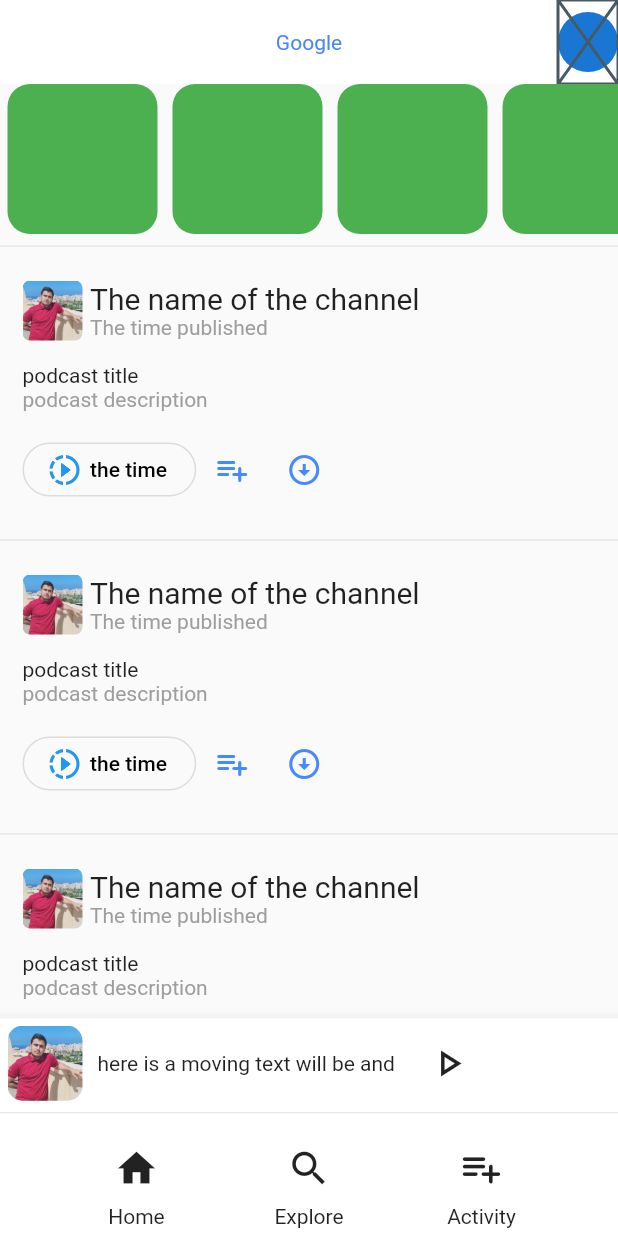
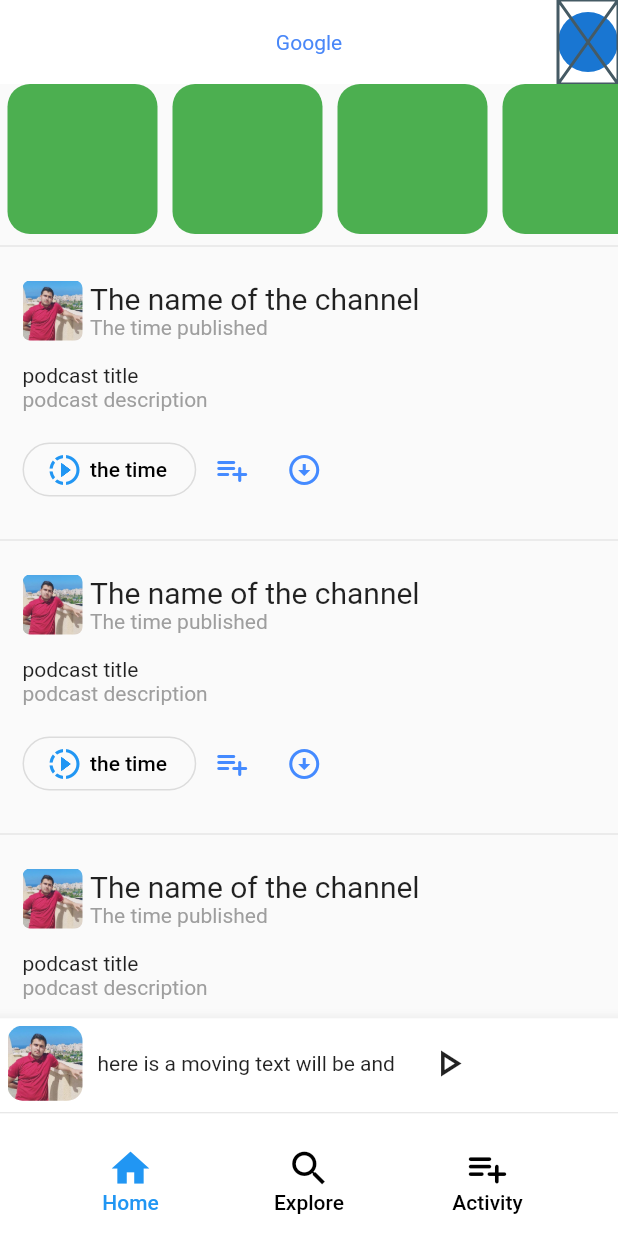
Before and after one commit to AbedrahmanYassen/google_podcasts_app, a Flutter app: the screen it shows after launch, on a phone screen of 412 x 824 dp. Run offline on Flutter 3.47's test engine with Material 2 defaults, Android fonts, the phone set to English and light mode, and no system bars.

Commit message:
This is the first commit after publishing the app on github

```diff
--- a/lib/providers/body_manager.dart
+++ b/lib/providers/body_manager.dart
@@ -3,18 +3,19 @@ import 'package:flutter/cupertino.dart';
 import 'package:google_podcasts_app/screens/home_screen.dart';
 
 class BodyManager extends ChangeNotifier {
-  Color homeIconColor = Colors.blue;
-  Color exploreIconColor = Colors.black;
-  Color activityIconColor = Colors.black;
-  Widget getCurrentScreen(Screens screens) {
+  Screen homeScreen = Screen.HOME;
+  Screen exploreScreen = Screen.EXPLORE;
+  Screen activityScreen = Screen.ACTIVITY;
+  late Screen currentScreen = Screen.HOME;
+  Widget getCurrentScreen(Screen screens) {
     switch (screens) {
-      case Screens.HOME:
+      case Screen.HOME:
         return BodyCustomScrollView();
-      case Screens.EXPLORE:
+      case Screen.EXPLORE:
         return Scaffold(
           body: Container(),
         );
-      case Screens.ACTIVITY:
+      case Screen.ACTIVITY:
         return Scaffold(
           body: Container(),
         );
@@ -23,7 +24,21 @@ class BodyManager extends ChangeNotifier {
           body: Container(),
         );
     }
+    notifyListeners();
+  }
+
+  void changeCurrentScreen(Screen nextScreen) {
+    currentScreen = nextScreen;
+    notifyListeners();
+  }
+
+  bool determineIfItsTheCurrentScreen(Screen screen) {
+    return currentScreen == screen;
   }
 }
 
-enum Screens { HOME, EXPLORE, ACTIVITY }
+enum Screen {
+  HOME,
+  EXPLORE,
+  ACTIVITY,
+}
--- a/lib/screens/home_screen.dart
+++ b/lib/screens/home_screen.dart
@@ -1,38 +1,59 @@
 import 'package:flutter/cupertino.dart';
 import 'package:flutter/material.dart';
 import 'package:google_podcasts_app/constants/colors.dart';
+import 'package:google_podcasts_app/providers/body_manager.dart';
+import 'package:google_podcasts_app/widgets/bottom_app_bar_icon.dart';
 import 'package:google_podcasts_app/widgets/new_podcasts_list.dart';
+import 'package:provider/provider.dart';
 
 class HomeScreen extends StatelessWidget {
   const HomeScreen({Key? key}) : super(key: key);
-  Widget _buildIconButton({required IconData icon, required String title}) {
-    return Column(
-      mainAxisSize: MainAxisSize.min,
+
+  //TODO : to change to a widget
+  Widget _getFixedPartOfTheBottomAppBar(BuildContext context) {
+    BodyManager bodyManager = Provider.of(
+      context,
+    );
+    return SizedBox(
+      width: MediaQuery.of(context).size.width,
+      height: MediaQuery.of(context).size.height * 0.09,
+      child: Center(
+        child: Row(
           mainAxisAlignment: MainAxisAlignment.spaceEvenly,
           children: [
-        IconButton(
-          onPressed: () {},
-          icon: Icon(
-            icon,
-            size: 30,
+            BottomAppBarIcon(
+              icon: Icons.home,
+              title: 'Home',
+              screen: bodyManager.homeScreen,
+              changeScreen: () {
+                bodyManager.changeCurrentScreen(Screen.HOME);
+              },
+            ),
+            BottomAppBarIcon(
+              icon: Icons.search,
+              title: 'Explore',
+              screen: bodyManager.exploreScreen,
+              changeScreen: () {
+                bodyManager.changeCurrentScreen(Screen.EXPLORE);
+              },
+            ),
+            BottomAppBarIcon(
+              icon: Icons.playlist_add_rounded,
+              title: 'Activity',
+              changeScreen: () {
+                bodyManager.changeCurrentScreen(Screen.ACTIVITY);
+              },
+              screen: bodyManager.activityScreen,
+            ),
+          ],
         ),
       ),
-        Text(
-          '$title',
-        ),
-      ],
     );
   }
 
-  @override
-  Widget build(BuildContext context) {
-    return Scaffold(
-      bottomNavigationBar: BottomAppBar(
-        child: Column(
-          mainAxisSize: MainAxisSize.min,
-          mainAxisAlignment: MainAxisAlignment.spaceBetween,
-          children: [
-            Padding(
+//TODO : to change to a widget
+  Widget _getExpandablePartPfTheBottomAppBar() {
+    return Padding(
       padding: const EdgeInsets.only(top: 5, left: 5),
       child: GestureDetector(
         child: Container(
@@ -78,28 +99,32 @@ class HomeScreen extends StatelessWidget {
           ),
         ),
       ),
-            ),
+    );
+  }
+
+  @override
+  Widget build(BuildContext context) {
+    BodyManager manager = Provider.of(context, listen: false);
+    return Scaffold(
+      bottomNavigationBar: BottomAppBar(
+        child: Column(
+          mainAxisSize: MainAxisSize.min,
+          mainAxisAlignment: MainAxisAlignment.spaceBetween,
+          children: [
+            _getExpandablePartPfTheBottomAppBar(),
             Divider(),
-            SizedBox(
-              width: MediaQuery.of(context).size.width,
-              height: MediaQuery.of(context).size.height * 0.09,
-              child: Center(
-                child: Row(
-                  mainAxisAlignment: MainAxisAlignment.spaceEvenly,
-                  children: [
-                    _buildIconButton(icon: Icons.home, title: 'Home'),
-                    _buildIconButton(icon: Icons.search, title: 'Explore'),
-                    _buildIconButton(
-                        icon: Icons.playlist_add_rounded, title: 'Activity'),
-                  ],
-                ),
-              ),
+            _getFixedPartOfTheBottomAppBar(
+              context,
             ),
           ],
         ),
       ),
       body: SafeArea(
-        child: BodyCustomScrollView(),
+        child: Consumer<BodyManager>(
+          builder: (context, manager, child) {
+            return manager.getCurrentScreen(manager.currentScreen);
+          },
+        ),
       ),
     );
   }
--- /dev/null
+++ b/lib/widgets/bottom_app_bar_icon.dart
@@ -0,0 +1,52 @@
+import 'package:flutter/material.dart';
+import 'package:google_podcasts_app/providers/body_manager.dart';
+import 'package:provider/provider.dart';
+
+class BottomAppBarIcon extends StatelessWidget {
+  final IconData icon;
+  final String title;
+  final Screen screen;
+  final Function changeScreen;
+
+  const BottomAppBarIcon(
+      {required this.icon,
+      required this.title,
+      required this.screen,
+      required this.changeScreen,
+      required,
+      Key? key})
+      : super(key: key);
+
+  @override
+  Widget build(BuildContext context) {
+    BodyManager bodyManager = Provider.of(
+      context,
+    );
+    return TextButton(
+      onPressed: () {
+        changeScreen();
+      },
+      child: Column(
+        mainAxisSize: MainAxisSize.min,
+        mainAxisAlignment: MainAxisAlignment.spaceEvenly,
+        children: [
+          Icon(
+            icon,
+            size: 30,
+            color: bodyManager.determineIfItsTheCurrentScreen(screen)
+                ? Colors.blue
+                : Colors.black,
+          ),
+          Text(
+            '$title',
+            style: TextStyle(
+              color: bodyManager.determineIfItsTheCurrentScreen(screen)
+                  ? Colors.blue
+                  : Colors.black,
+            ),
+          ),
+        ],
+      ),
+    );
+  }
+}
```
Also changed, not shown: lib/widgets/header_Google_widget.dart (added). Lines whose indentation alone changed are shown as unchanged.
